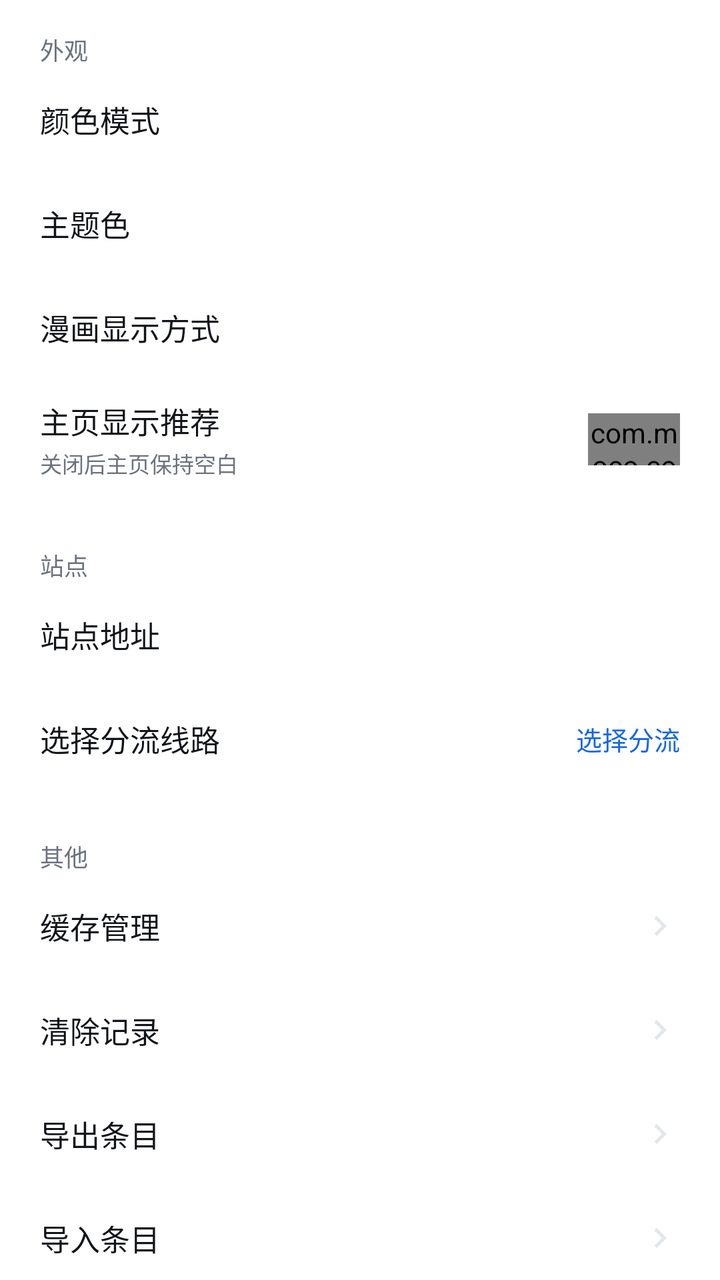
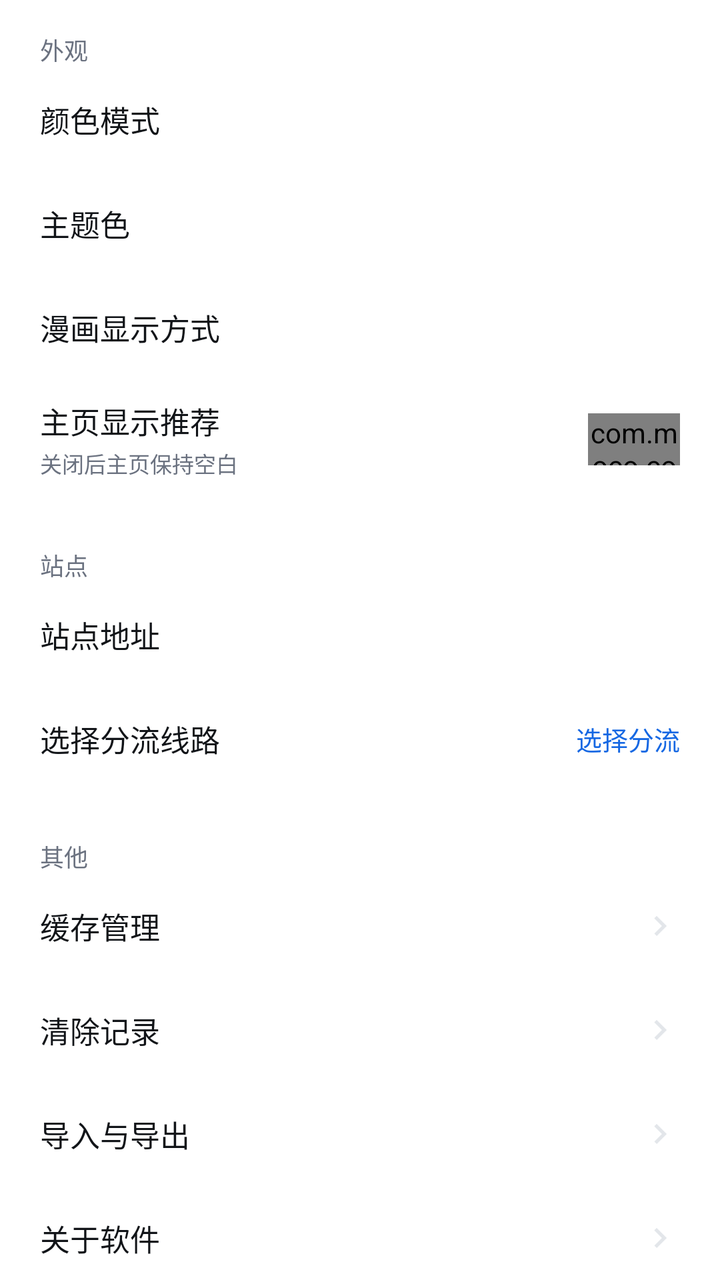

Screens rendered from an Android XML layout before and after an edit, with the pre-edit source and the edit as a unified diff.
<!-- AndroidManifest.xml: application theme Theme.ComicSearch -->
<!-- res/layout/settings_content.xml -->
<?xml version="1.0" encoding="utf-8"?>
<ScrollView xmlns:android="http://schemas.android.com/apk/res/android"
    android:layout_width="match_parent"
    android:layout_height="match_parent"
    android:background="@color/bg"
    android:scrollbars="none">

    <LinearLayout
        android:layout_width="match_parent"
        android:layout_height="wrap_content"
        android:orientation="vertical"
        android:paddingBottom="28dp">

        <TextView
            android:layout_width="wrap_content"
            android:layout_height="wrap_content"
            android:layout_marginStart="20dp"
            android:layout_marginTop="16dp"
            android:text="@string/section_appearance"
            android:textColor="@color/muted"
            android:textSize="12sp" />

        <LinearLayout
            android:id="@+id/rowTheme"
            android:layout_width="match_parent"
            android:layout_height="52dp"
            android:orientation="horizontal"
            android:gravity="center_vertical"
            android:paddingStart="20dp"
            android:paddingEnd="20dp"
            android:clickable="true"
            android:focusable="true"
            android:background="?attr/selectableItemBackground">

            <TextView
                android:layout_width="0dp"
                android:layout_height="wrap_content"
                android:layout_weight="1"
                android:text="@string/theme_mode"
                android:textColor="@color/on_surface"
                android:textSize="15sp" />

            <TextView
                android:id="@+id/themeValue"
                android:layout_width="wrap_content"
                android:layout_height="wrap_content"
                android:textColor="@color/muted"
                android:textSize="13sp" />
        </LinearLayout>

        <LinearLayout
            android:id="@+id/rowAccent"
            android:layout_width="match_parent"
            android:layout_height="52dp"
            android:orientation="horizontal"
            android:gravity="center_vertical"
            android:paddingStart="20dp"
            android:paddingEnd="20dp"
            android:clickable="true"
            android:focusable="true"
            android:background="?attr/selectableItemBackground">

            <TextView
                android:layout_width="0dp"
                android:layout_height="wrap_content"
                android:layout_weight="1"
                android:text="@string/theme_accent"
                android:textColor="@color/on_surface"
                android:textSize="15sp" />

            <TextView
                android:id="@+id/accentValue"
                android:layout_width="wrap_content"
                android:layout_height="wrap_content"
                android:textColor="@color/muted"
                android:textSize="13sp" />
        </LinearLayout>

        <LinearLayout
            android:id="@+id/rowViewMode"
            android:layout_width="match_parent"
            android:layout_height="52dp"
            android:orientation="horizontal"
            android:gravity="center_vertical"
            android:paddingStart="20dp"
            android:paddingEnd="20dp"
            android:clickable="true"
            android:focusable="true"
            android:background="?attr/selectableItemBackground">

            <TextView
                android:layout_width="0dp"
                android:layout_height="wrap_content"
                android:layout_weight="1"
                android:text="@string/view_mode"
                android:textColor="@color/on_surface"
                android:textSize="15sp" />

            <TextView
                android:id="@+id/viewModeValue"
                android:layout_width="wrap_content"
                android:layout_height="wrap_content"
                android:textColor="@color/muted"
                android:textSize="13sp" />
        </LinearLayout>

        <LinearLayout
            android:id="@+id/rowHomeRecommend"
            android:layout_width="match_parent"
            android:layout_height="60dp"
            android:orientation="horizontal"
            android:gravity="center_vertical"
            android:paddingStart="20dp"
            android:paddingEnd="20dp"
            android:clickable="true"
            android:focusable="true"
            android:background="?attr/selectableItemBackground">

            <LinearLayout
                android:layout_width="0dp"
                android:layout_height="wrap_content"
                android:layout_weight="1"
                android:orientation="vertical">

                <TextView
                    android:layout_width="wrap_content"
                    android:layout_height="wrap_content"
                    android:text="@string/home_recommend"
                    android:textColor="@color/on_surface"
                    android:textSize="15sp" />

                <TextView
                    android:layout_width="wrap_content"
                    android:layout_height="wrap_content"
                    android:layout_marginTop="2dp"
                    android:text="@string/home_recommend_hint"
                    android:textColor="@color/muted"
                    android:textSize="11sp" />
            </LinearLayout>

            <com.moco.comicsearch.PillSwitch
                android:id="@+id/swHomeRecommend"
                android:layout_width="46dp"
                android:layout_height="26dp" />
        </LinearLayout>

        <TextView
            android:layout_width="wrap_content"
            android:layout_height="wrap_content"
            android:layout_marginStart="20dp"
            android:layout_marginTop="24dp"
            android:text="@string/section_site"
            android:textColor="@color/muted"
            android:textSize="12sp" />

        <LinearLayout
            android:id="@+id/rowSite"
            android:layout_width="match_parent"
            android:layout_height="52dp"
            android:orientation="horizontal"
            android:gravity="center_vertical"
            android:paddingStart="20dp"
            android:paddingEnd="20dp"
            android:clickable="true"
            android:focusable="true"
            android:background="?attr/selectableItemBackground">

            <TextView
                android:layout_width="0dp"
                android:layout_height="wrap_content"
                android:layout_weight="1"
                android:text="@string/site_url"
                android:textColor="@color/on_surface"
                android:textSize="15sp" />

            <TextView
                android:id="@+id/siteValue"
                android:layout_width="wrap_content"
                android:layout_height="wrap_content"
                android:textColor="@color/muted"
                android:textSize="13sp"
                android:maxWidth="220dp"
                android:singleLine="true"
                android:ellipsize="middle" />
        </LinearLayout>

        <LinearLayout
            android:id="@+id/rowMirror"
            android:layout_width="match_parent"
            android:layout_height="52dp"
            android:orientation="horizontal"
            android:gravity="center_vertical"
            android:paddingStart="20dp"
            android:paddingEnd="20dp"
            android:clickable="true"
            android:focusable="true"
            android:background="?attr/selectableItemBackground">

            <TextView
                android:layout_width="0dp"
                android:layout_height="wrap_content"
                android:layout_weight="1"
                android:text="@string/pick_mirror_title"
                android:textColor="@color/on_surface"
                android:textSize="15sp" />

            <TextView
                android:id="@+id/mirrorValue"
                android:layout_width="wrap_content"
                android:layout_height="wrap_content"
                android:text="@string/official_hint"
                android:textColor="?attr/colorPrimary"
                android:textSize="13sp" />
        </LinearLayout>

        <TextView
            android:layout_width="wrap_content"
            android:layout_height="wrap_content"
            android:layout_marginStart="20dp"
            android:layout_marginTop="24dp"
            android:text="@string/section_other"
            android:textColor="@color/muted"
            android:textSize="12sp" />

        <LinearLayout
            android:id="@+id/rowCacheManage"
            android:layout_width="match_parent"
            android:layout_height="52dp"
            android:orientation="horizontal"
            android:gravity="center_vertical"
            android:paddingStart="20dp"
            android:paddingEnd="20dp"
            android:clickable="true"
            android:focusable="true"
            android:background="?attr/selectableItemBackground">

            <TextView
                android:layout_width="0dp"
                android:layout_height="wrap_content"
                android:layout_weight="1"
                android:text="@string/cache_manage"
                android:textColor="@color/on_surface"
                android:textSize="15sp" />

            <TextView
                android:id="@+id/cacheManageValue"
                android:layout_width="wrap_content"
                android:layout_height="wrap_content"
                android:textColor="@color/muted"
                android:textSize="13sp" />

            <ImageView
                android:layout_width="20dp"
                android:layout_height="20dp"
                android:layout_marginStart="4dp"
                android:src="@drawable/ic_chevron"
                android:contentDescription="@null" />
        </LinearLayout>

        <LinearLayout
            android:id="@+id/rowClearRecords"
            android:layout_width="match_parent"
            android:layout_height="52dp"
            android:orientation="horizontal"
            android:gravity="center_vertical"
            android:paddingStart="20dp"
            android:paddingEnd="20dp"
            android:clickable="true"
            android:focusable="true"
            android:background="?attr/selectableItemBackground">

            <TextView
                android:layout_width="0dp"
                android:layout_height="wrap_content"
                android:layout_weight="1"
                android:text="@string/clear_records"
                android:textColor="@color/on_surface"
                android:textSize="15sp" />

            <ImageView
                android:layout_width="20dp"
                android:layout_height="20dp"
                android:src="@drawable/ic_chevron"
                android:contentDescription="@null" />
        </LinearLayout>

        <LinearLayout
            android:id="@+id/rowExport"
            android:layout_width="match_parent"
            android:layout_height="52dp"
            android:orientation="horizontal"
            android:gravity="center_vertical"
            android:paddingStart="20dp"
            android:paddingEnd="20dp"
            android:clickable="true"
            android:focusable="true"
            android:background="?attr/selectableItemBackground">

            <TextView
                android:layout_width="0dp"
                android:layout_height="wrap_content"
                android:layout_weight="1"
                android:text="@string/export_entries"
                android:textColor="@color/on_surface"
                android:textSize="15sp" />

            <ImageView
                android:layout_width="20dp"
                android:layout_height="20dp"
                android:src="@drawable/ic_chevron"
                android:contentDescription="@null" />
        </LinearLayout>

        <LinearLayout
            android:id="@+id/rowImport"
            android:layout_width="match_parent"
            android:layout_height="52dp"
            android:orientation="horizontal"
            android:gravity="center_vertical"
            android:paddingStart="20dp"
            android:paddingEnd="20dp"
            android:clickable="true"
            android:focusable="true"
            android:background="?attr/selectableItemBackground">

            <TextView
                android:layout_width="0dp"
                android:layout_height="wrap_content"
                android:layout_weight="1"
                android:text="@string/import_entries"
                android:textColor="@color/on_surface"
                android:textSize="15sp" />

            <ImageView
                android:layout_width="20dp"
                android:layout_height="20dp"
                android:src="@drawable/ic_chevron"
                android:contentDescription="@null" />
        </LinearLayout>

        <TextView
            android:id="@+id/versionValue"
            android:layout_width="match_parent"
            android:layout_height="wrap_content"
            android:layout_marginStart="20dp"
            android:layout_marginTop="24dp"
            android:textColor="@color/muted"
            android:textSize="12sp" />

        <TextView
            android:layout_width="match_parent"
            android:layout_height="wrap_content"
            android:layout_marginStart="20dp"
            android:layout_marginEnd="20dp"
            android:layout_marginTop="12dp"
            android:text="@string/about_text"
            android:textColor="@color/muted"
            android:textSize="12sp"
            android:lineSpacingExtra="4dp" />
    </LinearLayout>
</ScrollView>
<!-- resources referenced by this layout -->
<resources>
  <color name="bg">#FFFFFF</color>
  <color name="muted">#6B7280</color>
  <color name="on_surface">#111418</color>
  <!-- drawable ic_chevron (drawable) -->
  <vector xmlns:android="http://schemas.android.com/apk/res/android"
      android:width="24dp" android:height="24dp"
      android:viewportWidth="24" android:viewportHeight="24" android:tint="@color/divider">
      <path android:fillColor="#FFFFFF"
          android:pathData="M10,6L8.59,7.41 13.17,12l-4.58,4.59L10,18l6,-6z" />
  </vector>
  <string name="about_text">本应用为个人阅读客户端，内容均来自站点，仅供学习交流使用。</string>
  <string name="cache_manage">缓存管理</string>
  <string name="clear_records">清除记录</string>
  <string name="export_entries">导出条目</string>
  <string name="home_recommend">主页显示推荐</string>
  <string name="home_recommend_hint">关闭后主页保持空白</string>
  <string name="import_entries">导入条目</string>
  <string name="official_hint">选择分流</string>
  <string name="pick_mirror_title">选择分流线路</string>
  <string name="section_appearance">外观</string>
  <string name="section_other">其他</string>
  <string name="section_site">站点</string>
  <string name="site_url">站点地址</string>
  <string name="theme_accent">主题色</string>
  <string name="theme_mode">颜色模式</string>
  <string name="view_mode">漫画显示方式</string>
  <style name="Theme.ComicSearch" parent="Theme.ComicSearch.Base">
          <item name="android:windowLightStatusBar">true</item>
          <item name="android:windowLightNavigationBar" tools:targetApi="o_mr1">true</item>
      </style>
  <color name="divider">#E3E6EA</color>
  <color name="primary">#1668E3</color>
  <color name="primary_dim">#E7EFFC</color>
  <color name="surface">#FFFFFF</color>
  <color name="surface2">#F2F4F7</color>
  <style name="ThemeOverlay.ComicSearch.Dialog" parent="ThemeOverlay.Material3.MaterialAlertDialog">
          <item name="colorSurface">@color/surface2</item>
          <item name="colorOnSurface">@color/on_surface</item>
          <item name="shapeAppearanceCornerExtraSmall">@style/ShapeAppearance.ComicSearch.None</item>
          <item name="shapeAppearanceCornerSmall">@style/ShapeAppearance.ComicSearch.None</item>
          <item name="shapeAppearanceCornerMedium">@style/ShapeAppearance.ComicSearch.None</item>
          <item name="shapeAppearanceCornerLarge">@style/ShapeAppearance.ComicSearch.None</item>
          <item name="shapeAppearanceCornerExtraLarge">@style/ShapeAppearance.ComicSearch.None</item>
      </style>
  <style name="ShapeAppearance.ComicSearch.None" parent="">
          <item name="cornerFamily">rounded</item>
          <item name="cornerSize">0dp</item>
      </style>
  <!-- unchanged entries left out for length: 1 -->
</resources>

<!-- the commit's change to res/layout/settings_content.xml (unified diff, before → after) -->
@@ -285,22 +285,22 @@
         </LinearLayout>
 
         <LinearLayout
-            android:id="@+id/rowExport"
-            android:layout_width="match_parent"
-            android:layout_height="52dp"
-            android:orientation="horizontal"
-            android:gravity="center_vertical"
-            android:paddingStart="20dp"
-            android:paddingEnd="20dp"
-            android:clickable="true"
-            android:focusable="true"
-            android:background="?attr/selectableItemBackground">
-
-            <TextView
-                android:layout_width="0dp"
-                android:layout_height="wrap_content"
-                android:layout_weight="1"
-                android:text="@string/export_entries"
+            android:id="@+id/rowImportExport"
+            android:layout_width="match_parent"
+            android:layout_height="52dp"
+            android:orientation="horizontal"
+            android:gravity="center_vertical"
+            android:paddingStart="20dp"
+            android:paddingEnd="20dp"
+            android:clickable="true"
+            android:focusable="true"
+            android:background="?attr/selectableItemBackground">
+
+            <TextView
+                android:layout_width="0dp"
+                android:layout_height="wrap_content"
+                android:layout_weight="1"
+                android:text="@string/import_export"
                 android:textColor="@color/on_surface"
                 android:textSize="15sp" />
 
@@ -312,40 +312,47 @@
         </LinearLayout>
 
         <LinearLayout
-            android:id="@+id/rowImport"
-            android:layout_width="match_parent"
-            android:layout_height="52dp"
-            android:orientation="horizontal"
-            android:gravity="center_vertical"
-            android:paddingStart="20dp"
-            android:paddingEnd="20dp"
-            android:clickable="true"
-            android:focusable="true"
-            android:background="?attr/selectableItemBackground">
-
-            <TextView
-                android:layout_width="0dp"
-                android:layout_height="wrap_content"
-                android:layout_weight="1"
-                android:text="@string/import_entries"
-                android:textColor="@color/on_surface"
-                android:textSize="15sp" />
+            android:id="@+id/rowAbout"
+            android:layout_width="match_parent"
+            android:layout_height="52dp"
+            android:orientation="horizontal"
+            android:gravity="center_vertical"
+            android:paddingStart="20dp"
+            android:paddingEnd="20dp"
+            android:clickable="true"
+            android:focusable="true"
+            android:background="?attr/selectableItemBackground">
+
+            <TextView
+                android:layout_width="0dp"
+                android:layout_height="wrap_content"
+                android:layout_weight="1"
+                android:text="@string/about_app"
+                android:textColor="@color/on_surface"
+                android:textSize="15sp" />
+
+            <TextView
+                android:id="@+id/aboutVersionValue"
+                android:layout_width="wrap_content"
+                android:layout_height="wrap_content"
+                android:textColor="@color/muted"
+                android:textSize="13sp" />
+
+            <View
+                android:id="@+id/aboutDot"
+                android:layout_width="8dp"
+                android:layout_height="8dp"
+                android:layout_marginStart="6dp"
+                android:background="@drawable/bg_dot_red"
+                android:visibility="gone" />
 
             <ImageView
                 android:layout_width="20dp"
                 android:layout_height="20dp"
+                android:layout_marginStart="4dp"
                 android:src="@drawable/ic_chevron"
                 android:contentDescription="@null" />
         </LinearLayout>
-
-        <TextView
-            android:id="@+id/versionValue"
-            android:layout_width="match_parent"
-            android:layout_height="wrap_content"
-            android:layout_marginStart="20dp"
-            android:layout_marginTop="24dp"
-            android:textColor="@color/muted"
-            android:textSize="12sp" />
 
         <TextView
             android:layout_width="match_parent"
<!-- resource entries referenced after the edit -->
@@ -3,6 +3,12 @@
   <color name="bg">#FFFFFF</color>
   <color name="muted">#6B7280</color>
   <color name="on_surface">#111418</color>
+  <!-- drawable bg_dot_red (drawable) -->
+  <?xml version="1.0" encoding="utf-8"?>
+  <shape xmlns:android="http://schemas.android.com/apk/res/android"
+      android:shape="oval">
+      <solid android:color="@color/danger" />
+  </shape>
   <!-- drawable ic_chevron (drawable) -->
   <vector xmlns:android="http://schemas.android.com/apk/res/android"
       android:width="24dp" android:height="24dp"
@@ -10,13 +16,13 @@
       <path android:fillColor="#FFFFFF"
           android:pathData="M10,6L8.59,7.41 13.17,12l-4.58,4.59L10,18l6,-6z" />
   </vector>
+  <string name="about_app">关于软件</string>
   <string name="about_text">本应用为个人阅读客户端，内容均来自站点，仅供学习交流使用。</string>
   <string name="cache_manage">缓存管理</string>
   <string name="clear_records">清除记录</string>
-  <string name="export_entries">导出条目</string>
   <string name="home_recommend">主页显示推荐</string>
   <string name="home_recommend_hint">关闭后主页保持空白</string>
-  <string name="import_entries">导入条目</string>
+  <string name="import_export">导入与导出</string>
   <string name="official_hint">选择分流</string>
   <string name="pick_mirror_title">选择分流线路</string>
   <string name="section_appearance">外观</string>
@@ -30,6 +36,7 @@
           <item name="android:windowLightStatusBar">true</item>
           <item name="android:windowLightNavigationBar" tools:targetApi="o_mr1">true</item>
       </style>
+  <color name="danger">#D93025</color>
   <color name="divider">#E3E6EA</color>
   <color name="primary">#1668E3</color>
   <color name="primary_dim">#E7EFFC</color>
